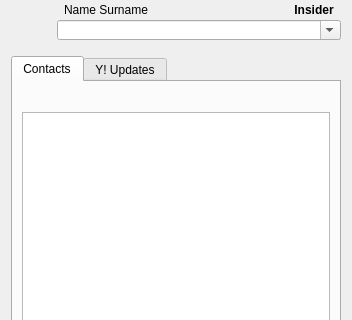
Old version of the form ui/buddylist.ui in the repository ov1d1u/cyuf; both pictures show x 0 to 352 and y 0 to 320 of the 352 by 774 pixel window.
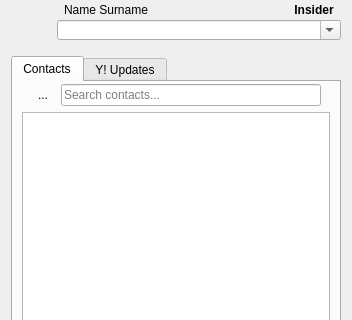
New version of the form. Icons and pictures are not drawn.

Commit message: Buddylist filtering

```diff
--- a/ui/buddylist.ui
+++ b/ui/buddylist.ui
@@ -256,6 +256,27 @@
             <property name="sizeConstraint">
              <enum>QLayout::SetDefaultConstraint</enum>
             </property>
+            <item>
+             <widget class="QToolButton" name="toolButton">
+              <property name="text">
+               <string>...</string>
+              </property>
+              <property name="icon">
+               <iconset resource="buddylist.qrc">
+                <normaloff>:/actions/resources/list-add-user.png</normaloff>:/actions/resources/list-add-user.png</iconset>
+              </property>
+              <property name="autoRaise">
+               <bool>true</bool>
+              </property>
+             </widget>
+            </item>
+            <item>
+             <widget class="QLineEdit" name="searchField">
+              <property name="placeholderText">
+               <string>Search contacts...</string>
+              </property>
+             </widget>
+            </item>
            </layout>
           </item>
          </layout>
```
The commit also changes 2 other files.
